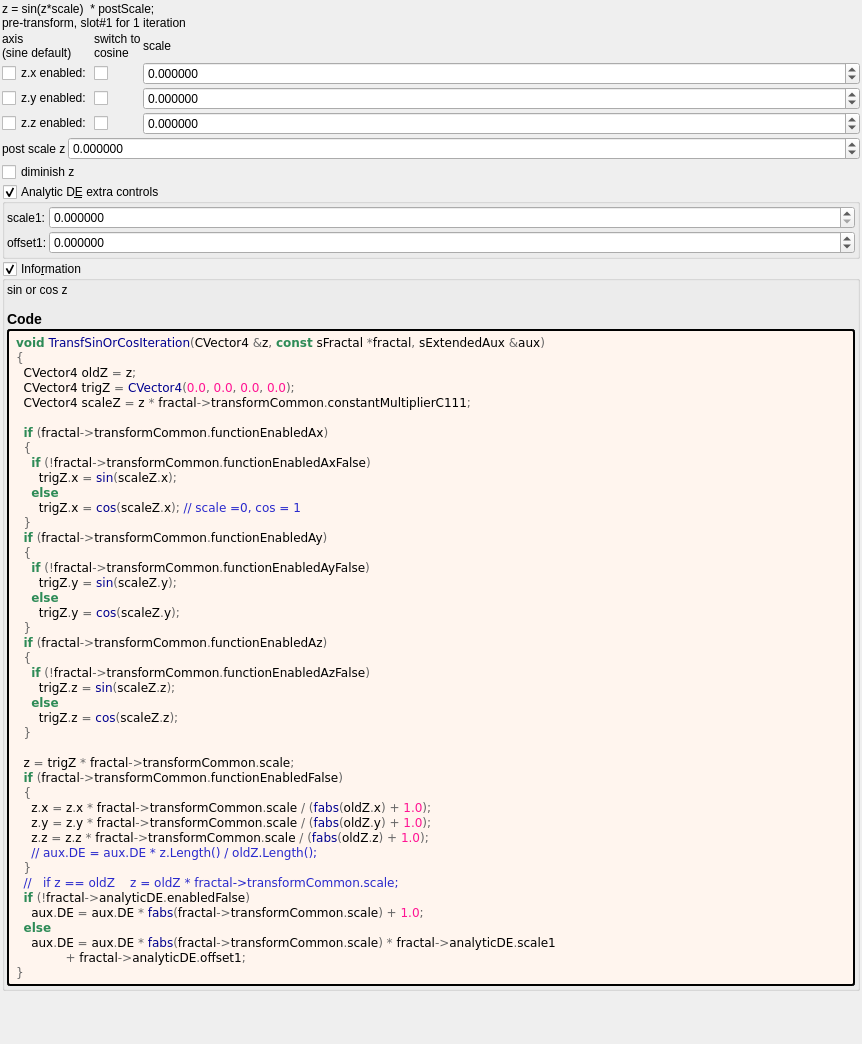
Old version of the form mandelbulber2/formula/ui/transf_sin_or_cos.ui in the repository buddhi1980/mandelbulber2.
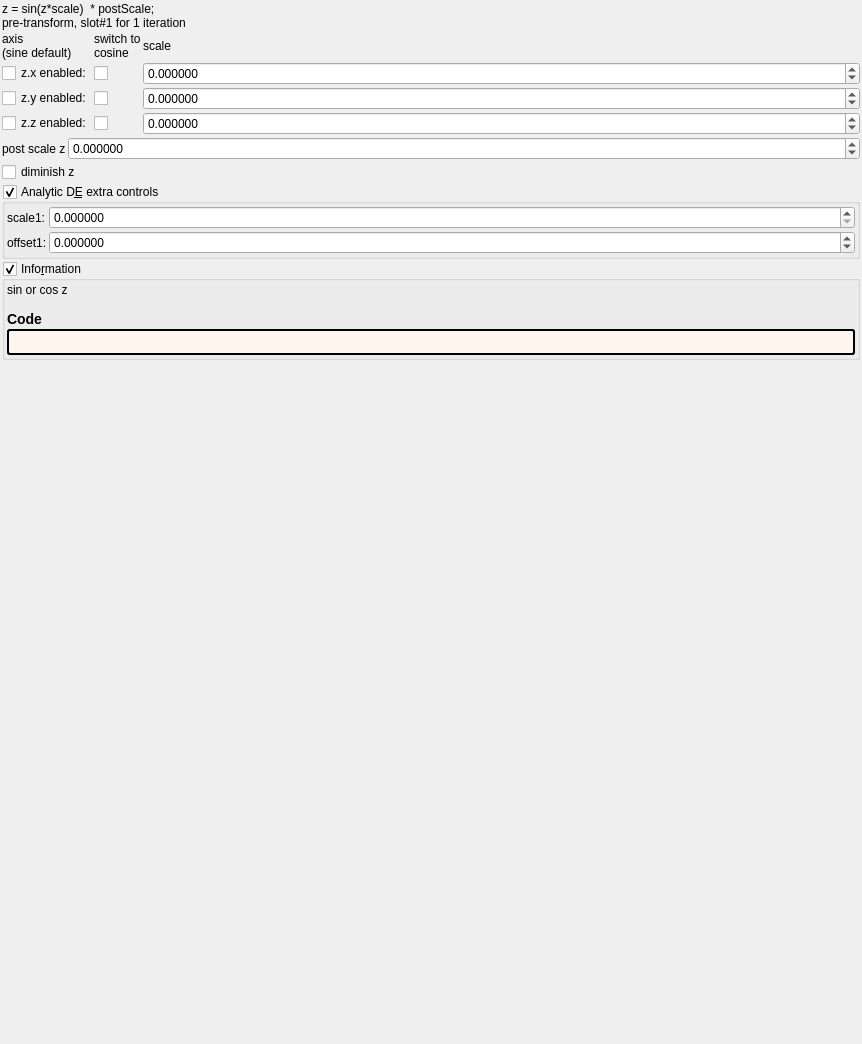
New version of the form. Custom widgets are drawn as their Qt base class.

The edit to the form file:
```diff
--- a/mandelbulber2/formula/ui/transf_sin_or_cos.ui
+++ b/mandelbulber2/formula/ui/transf_sin_or_cos.ui
@@ -400,52 +400,7 @@
          <string notr="true">border-style: outset; border-width: 2px; border-radius: 3px; border-color: black; background-color: #fff5ee; padding: 4px;</string>
         </property>
         <property name="text">
-         <string notr="true">&lt;body style=&quot;background-color:#fff5ee&quot;&gt;
-&lt;pre style=&quot;color:#000000; background-color:#fff5ee;  font-family:'Courier New',monospace;&quot;&gt;&lt;span style=&quot;color:#2e8b57; font-weight:bold&quot;&gt;void&lt;/span&gt; &lt;span style=&quot;color:#00008f&quot;&gt;TransfSinOrCosIteration&lt;/span&gt;&lt;span style=&quot;color:#676767&quot;&gt;(&lt;/span&gt;CVector4 &lt;span style=&quot;color:#676767&quot;&gt;&amp;amp;&lt;/span&gt;z&lt;span style=&quot;color:#676767&quot;&gt;,&lt;/span&gt; &lt;span style=&quot;color:#2e8b57; font-weight:bold&quot;&gt;const&lt;/span&gt; sFractal &lt;span style=&quot;color:#676767&quot;&gt;*&lt;/span&gt;fractal&lt;span style=&quot;color:#676767&quot;&gt;,&lt;/span&gt; sExtendedAux &lt;span style=&quot;color:#676767&quot;&gt;&amp;amp;&lt;/span&gt;aux&lt;span style=&quot;color:#676767&quot;&gt;)&lt;/span&gt;
-&lt;span style=&quot;color:#676767&quot;&gt;{&lt;/span&gt;
-  CVector4 oldZ &lt;span style=&quot;color:#676767&quot;&gt;=&lt;/span&gt; z&lt;span style=&quot;color:#676767&quot;&gt;;&lt;/span&gt;
-  CVector4 trigZ &lt;span style=&quot;color:#676767&quot;&gt;=&lt;/span&gt; &lt;span style=&quot;color:#00008f&quot;&gt;CVector4&lt;/span&gt;&lt;span style=&quot;color:#676767&quot;&gt;(&lt;/span&gt;&lt;span style=&quot;color:#ff1493&quot;&gt;0.0&lt;/span&gt;&lt;span style=&quot;color:#676767&quot;&gt;,&lt;/span&gt; &lt;span style=&quot;color:#ff1493&quot;&gt;0.0&lt;/span&gt;&lt;span style=&quot;color:#676767&quot;&gt;,&lt;/span&gt; &lt;span style=&quot;color:#ff1493&quot;&gt;0.0&lt;/span&gt;&lt;span style=&quot;color:#676767&quot;&gt;,&lt;/span&gt; &lt;span style=&quot;color:#ff1493&quot;&gt;0.0&lt;/span&gt;&lt;span style=&quot;color:#676767&quot;&gt;);&lt;/span&gt;
-  CVector4 scaleZ &lt;span style=&quot;color:#676767&quot;&gt;=&lt;/span&gt; z &lt;span style=&quot;color:#676767&quot;&gt;*&lt;/span&gt; fractal&lt;span style=&quot;color:#676767&quot;&gt;-&amp;gt;&lt;/span&gt;transformCommon&lt;span style=&quot;color:#676767&quot;&gt;.&lt;/span&gt;constantMultiplierC111&lt;span style=&quot;color:#676767&quot;&gt;;&lt;/span&gt;
-
-  &lt;span style=&quot;color:#2e8b57; font-weight:bold&quot;&gt;if&lt;/span&gt; &lt;span style=&quot;color:#676767&quot;&gt;(&lt;/span&gt;fractal&lt;span style=&quot;color:#676767&quot;&gt;-&amp;gt;&lt;/span&gt;transformCommon&lt;span style=&quot;color:#676767&quot;&gt;.&lt;/span&gt;functionEnabledAx&lt;span style=&quot;color:#676767&quot;&gt;)&lt;/span&gt;
-  &lt;span style=&quot;color:#676767&quot;&gt;{&lt;/span&gt;
-    &lt;span style=&quot;color:#2e8b57; font-weight:bold&quot;&gt;if&lt;/span&gt; &lt;span style=&quot;color:#676767&quot;&gt;(!&lt;/span&gt;fractal&lt;span style=&quot;color:#676767&quot;&gt;-&amp;gt;&lt;/span&gt;transformCommon&lt;span style=&quot;color:#676767&quot;&gt;.&lt;/span&gt;functionEnabledAxFalse&lt;span style=&quot;color:#676767&quot;&gt;)&lt;/span&gt;
-      trigZ&lt;span style=&quot;color:#676767&quot;&gt;.&lt;/span&gt;x &lt;span style=&quot;color:#676767&quot;&gt;=&lt;/span&gt; &lt;span style=&quot;color:#00008f&quot;&gt;sin&lt;/span&gt;&lt;span style=&quot;color:#676767&quot;&gt;(&lt;/span&gt;scaleZ&lt;span style=&quot;color:#676767&quot;&gt;.&lt;/span&gt;x&lt;span style=&quot;color:#676767&quot;&gt;);&lt;/span&gt;
-    &lt;span style=&quot;color:#2e8b57; font-weight:bold&quot;&gt;else&lt;/span&gt;
-      trigZ&lt;span style=&quot;color:#676767&quot;&gt;.&lt;/span&gt;x &lt;span style=&quot;color:#676767&quot;&gt;=&lt;/span&gt; &lt;span style=&quot;color:#00008f&quot;&gt;cos&lt;/span&gt;&lt;span style=&quot;color:#676767&quot;&gt;(&lt;/span&gt;scaleZ&lt;span style=&quot;color:#676767&quot;&gt;.&lt;/span&gt;x&lt;span style=&quot;color:#676767&quot;&gt;);&lt;/span&gt; &lt;span style=&quot;color:#2929cc&quot;&gt;// scale =0, cos = 1&lt;/span&gt;
-  &lt;span style=&quot;color:#676767&quot;&gt;}&lt;/span&gt;
-  &lt;span style=&quot;color:#2e8b57; font-weight:bold&quot;&gt;if&lt;/span&gt; &lt;span style=&quot;color:#676767&quot;&gt;(&lt;/span&gt;fractal&lt;span style=&quot;color:#676767&quot;&gt;-&amp;gt;&lt;/span&gt;transformCommon&lt;span style=&quot;color:#676767&quot;&gt;.&lt;/span&gt;functionEnabledAy&lt;span style=&quot;color:#676767&quot;&gt;)&lt;/span&gt;
-  &lt;span style=&quot;color:#676767&quot;&gt;{&lt;/span&gt;
-    &lt;span style=&quot;color:#2e8b57; font-weight:bold&quot;&gt;if&lt;/span&gt; &lt;span style=&quot;color:#676767&quot;&gt;(!&lt;/span&gt;fractal&lt;span style=&quot;color:#676767&quot;&gt;-&amp;gt;&lt;/span&gt;transformCommon&lt;span style=&quot;color:#676767&quot;&gt;.&lt;/span&gt;functionEnabledAyFalse&lt;span style=&quot;color:#676767&quot;&gt;)&lt;/span&gt;
-      trigZ&lt;span style=&quot;color:#676767&quot;&gt;.&lt;/span&gt;y &lt;span style=&quot;color:#676767&quot;&gt;=&lt;/span&gt; &lt;span style=&quot;color:#00008f&quot;&gt;sin&lt;/span&gt;&lt;span style=&quot;color:#676767&quot;&gt;(&lt;/span&gt;scaleZ&lt;span style=&quot;color:#676767&quot;&gt;.&lt;/span&gt;y&lt;span style=&quot;color:#676767&quot;&gt;);&lt;/span&gt;
-    &lt;span style=&quot;color:#2e8b57; font-weight:bold&quot;&gt;else&lt;/span&gt;
-      trigZ&lt;span style=&quot;color:#676767&quot;&gt;.&lt;/span&gt;y &lt;span style=&quot;color:#676767&quot;&gt;=&lt;/span&gt; &lt;span style=&quot;color:#00008f&quot;&gt;cos&lt;/span&gt;&lt;span style=&quot;color:#676767&quot;&gt;(&lt;/span&gt;scaleZ&lt;span style=&quot;color:#676767&quot;&gt;.&lt;/span&gt;y&lt;span style=&quot;color:#676767&quot;&gt;);&lt;/span&gt;
-  &lt;span style=&quot;color:#676767&quot;&gt;}&lt;/span&gt;
-  &lt;span style=&quot;color:#2e8b57; font-weight:bold&quot;&gt;if&lt;/span&gt; &lt;span style=&quot;color:#676767&quot;&gt;(&lt;/span&gt;fractal&lt;span style=&quot;color:#676767&quot;&gt;-&amp;gt;&lt;/span&gt;transformCommon&lt;span style=&quot;color:#676767&quot;&gt;.&lt;/span&gt;functionEnabledAz&lt;span style=&quot;color:#676767&quot;&gt;)&lt;/span&gt;
-  &lt;span style=&quot;color:#676767&quot;&gt;{&lt;/span&gt;
-    &lt;span style=&quot;color:#2e8b57; font-weight:bold&quot;&gt;if&lt;/span&gt; &lt;span style=&quot;color:#676767&quot;&gt;(!&lt;/span&gt;fractal&lt;span style=&quot;color:#676767&quot;&gt;-&amp;gt;&lt;/span&gt;transformCommon&lt;span style=&quot;color:#676767&quot;&gt;.&lt;/span&gt;functionEnabledAzFalse&lt;span style=&quot;color:#676767&quot;&gt;)&lt;/span&gt;
-      trigZ&lt;span style=&quot;color:#676767&quot;&gt;.&lt;/span&gt;z &lt;span style=&quot;color:#676767&quot;&gt;=&lt;/span&gt; &lt;span style=&quot;color:#00008f&quot;&gt;sin&lt;/span&gt;&lt;span style=&quot;color:#676767&quot;&gt;(&lt;/span&gt;scaleZ&lt;span style=&quot;color:#676767&quot;&gt;.&lt;/span&gt;z&lt;span style=&quot;color:#676767&quot;&gt;);&lt;/span&gt;
-    &lt;span style=&quot;color:#2e8b57; font-weight:bold&quot;&gt;else&lt;/span&gt;
-      trigZ&lt;span style=&quot;color:#676767&quot;&gt;.&lt;/span&gt;z &lt;span style=&quot;color:#676767&quot;&gt;=&lt;/span&gt; &lt;span style=&quot;color:#00008f&quot;&gt;cos&lt;/span&gt;&lt;span style=&quot;color:#676767&quot;&gt;(&lt;/span&gt;scaleZ&lt;span style=&quot;color:#676767&quot;&gt;.&lt;/span&gt;z&lt;span style=&quot;color:#676767&quot;&gt;);&lt;/span&gt;
-  &lt;span style=&quot;color:#676767&quot;&gt;}&lt;/span&gt;
-
-  z &lt;span style=&quot;color:#676767&quot;&gt;=&lt;/span&gt; trigZ &lt;span style=&quot;color:#676767&quot;&gt;*&lt;/span&gt; fractal&lt;span style=&quot;color:#676767&quot;&gt;-&amp;gt;&lt;/span&gt;transformCommon&lt;span style=&quot;color:#676767&quot;&gt;.&lt;/span&gt;scale&lt;span style=&quot;color:#676767&quot;&gt;;&lt;/span&gt;
-  &lt;span style=&quot;color:#2e8b57; font-weight:bold&quot;&gt;if&lt;/span&gt; &lt;span style=&quot;color:#676767&quot;&gt;(&lt;/span&gt;fractal&lt;span style=&quot;color:#676767&quot;&gt;-&amp;gt;&lt;/span&gt;transformCommon&lt;span style=&quot;color:#676767&quot;&gt;.&lt;/span&gt;functionEnabledFalse&lt;span style=&quot;color:#676767&quot;&gt;)&lt;/span&gt;
-  &lt;span style=&quot;color:#676767&quot;&gt;{&lt;/span&gt;
-    z&lt;span style=&quot;color:#676767&quot;&gt;.&lt;/span&gt;x &lt;span style=&quot;color:#676767&quot;&gt;=&lt;/span&gt; z&lt;span style=&quot;color:#676767&quot;&gt;.&lt;/span&gt;x &lt;span style=&quot;color:#676767&quot;&gt;*&lt;/span&gt; fractal&lt;span style=&quot;color:#676767&quot;&gt;-&amp;gt;&lt;/span&gt;transformCommon&lt;span style=&quot;color:#676767&quot;&gt;.&lt;/span&gt;scale &lt;span style=&quot;color:#676767&quot;&gt;/ (&lt;/span&gt;&lt;span style=&quot;color:#00008f&quot;&gt;fabs&lt;/span&gt;&lt;span style=&quot;color:#676767&quot;&gt;(&lt;/span&gt;oldZ&lt;span style=&quot;color:#676767&quot;&gt;.&lt;/span&gt;x&lt;span style=&quot;color:#676767&quot;&gt;) +&lt;/span&gt; &lt;span style=&quot;color:#ff1493&quot;&gt;1.0&lt;/span&gt;&lt;span style=&quot;color:#676767&quot;&gt;);&lt;/span&gt;
-    z&lt;span style=&quot;color:#676767&quot;&gt;.&lt;/span&gt;y &lt;span style=&quot;color:#676767&quot;&gt;=&lt;/span&gt; z&lt;span style=&quot;color:#676767&quot;&gt;.&lt;/span&gt;y &lt;span style=&quot;color:#676767&quot;&gt;*&lt;/span&gt; fractal&lt;span style=&quot;color:#676767&quot;&gt;-&amp;gt;&lt;/span&gt;transformCommon&lt;span style=&quot;color:#676767&quot;&gt;.&lt;/span&gt;scale &lt;span style=&quot;color:#676767&quot;&gt;/ (&lt;/span&gt;&lt;span style=&quot;color:#00008f&quot;&gt;fabs&lt;/span&gt;&lt;span style=&quot;color:#676767&quot;&gt;(&lt;/span&gt;oldZ&lt;span style=&quot;color:#676767&quot;&gt;.&lt;/span&gt;y&lt;span style=&quot;color:#676767&quot;&gt;) +&lt;/span&gt; &lt;span style=&quot;color:#ff1493&quot;&gt;1.0&lt;/span&gt;&lt;span style=&quot;color:#676767&quot;&gt;);&lt;/span&gt;
-    z&lt;span style=&quot;color:#676767&quot;&gt;.&lt;/span&gt;z &lt;span style=&quot;color:#676767&quot;&gt;=&lt;/span&gt; z&lt;span style=&quot;color:#676767&quot;&gt;.&lt;/span&gt;z &lt;span style=&quot;color:#676767&quot;&gt;*&lt;/span&gt; fractal&lt;span style=&quot;color:#676767&quot;&gt;-&amp;gt;&lt;/span&gt;transformCommon&lt;span style=&quot;color:#676767&quot;&gt;.&lt;/span&gt;scale &lt;span style=&quot;color:#676767&quot;&gt;/ (&lt;/span&gt;&lt;span style=&quot;color:#00008f&quot;&gt;fabs&lt;/span&gt;&lt;span style=&quot;color:#676767&quot;&gt;(&lt;/span&gt;oldZ&lt;span style=&quot;color:#676767&quot;&gt;.&lt;/span&gt;z&lt;span style=&quot;color:#676767&quot;&gt;) +&lt;/span&gt; &lt;span style=&quot;color:#ff1493&quot;&gt;1.0&lt;/span&gt;&lt;span style=&quot;color:#676767&quot;&gt;);&lt;/span&gt;
-    &lt;span style=&quot;color:#2929cc&quot;&gt;// aux.DE = aux.DE * z.Length() / oldZ.Length();&lt;/span&gt;
-  &lt;span style=&quot;color:#676767&quot;&gt;}&lt;/span&gt;
-  &lt;span style=&quot;color:#2929cc&quot;&gt;//   if z == oldZ    z = oldZ * fractal-&amp;gt;transformCommon.scale;&lt;/span&gt;
-  &lt;span style=&quot;color:#2e8b57; font-weight:bold&quot;&gt;if&lt;/span&gt; &lt;span style=&quot;color:#676767&quot;&gt;(!&lt;/span&gt;fractal&lt;span style=&quot;color:#676767&quot;&gt;-&amp;gt;&lt;/span&gt;analyticDE&lt;span style=&quot;color:#676767&quot;&gt;.&lt;/span&gt;enabledFalse&lt;span style=&quot;color:#676767&quot;&gt;)&lt;/span&gt;
-    aux&lt;span style=&quot;color:#676767&quot;&gt;.&lt;/span&gt;DE &lt;span style=&quot;color:#676767&quot;&gt;=&lt;/span&gt; aux&lt;span style=&quot;color:#676767&quot;&gt;.&lt;/span&gt;DE &lt;span style=&quot;color:#676767&quot;&gt;*&lt;/span&gt; &lt;span style=&quot;color:#00008f&quot;&gt;fabs&lt;/span&gt;&lt;span style=&quot;color:#676767&quot;&gt;(&lt;/span&gt;fractal&lt;span style=&quot;color:#676767&quot;&gt;-&amp;gt;&lt;/span&gt;transformCommon&lt;span style=&quot;color:#676767&quot;&gt;.&lt;/span&gt;scale&lt;span style=&quot;color:#676767&quot;&gt;) +&lt;/span&gt; &lt;span style=&quot;color:#ff1493&quot;&gt;1.0&lt;/span&gt;&lt;span style=&quot;color:#676767&quot;&gt;;&lt;/span&gt;
-  &lt;span style=&quot;color:#2e8b57; font-weight:bold&quot;&gt;else&lt;/span&gt;
-    aux&lt;span style=&quot;color:#676767&quot;&gt;.&lt;/span&gt;DE &lt;span style=&quot;color:#676767&quot;&gt;=&lt;/span&gt; aux&lt;span style=&quot;color:#676767&quot;&gt;.&lt;/span&gt;DE &lt;span style=&quot;color:#676767&quot;&gt;*&lt;/span&gt; &lt;span style=&quot;color:#00008f&quot;&gt;fabs&lt;/span&gt;&lt;span style=&quot;color:#676767&quot;&gt;(&lt;/span&gt;fractal&lt;span style=&quot;color:#676767&quot;&gt;-&amp;gt;&lt;/span&gt;transformCommon&lt;span style=&quot;color:#676767&quot;&gt;.&lt;/span&gt;scale&lt;span style=&quot;color:#676767&quot;&gt;) *&lt;/span&gt; fractal&lt;span style=&quot;color:#676767&quot;&gt;-&amp;gt;&lt;/span&gt;analyticDE&lt;span style=&quot;color:#676767&quot;&gt;.&lt;/span&gt;scale1
-             &lt;span style=&quot;color:#676767&quot;&gt;+&lt;/span&gt; fractal&lt;span style=&quot;color:#676767&quot;&gt;-&amp;gt;&lt;/span&gt;analyticDE&lt;span style=&quot;color:#676767&quot;&gt;.&lt;/span&gt;offset1&lt;span style=&quot;color:#676767&quot;&gt;;&lt;/span&gt;
-&lt;span style=&quot;color:#676767&quot;&gt;}&lt;/span&gt;
-&lt;/pre&gt;
-&lt;/body&gt;</string>
+         <string notr="true"></string>
         </property>
         <property name="wordWrap">
          <bool>true</bool>
```
